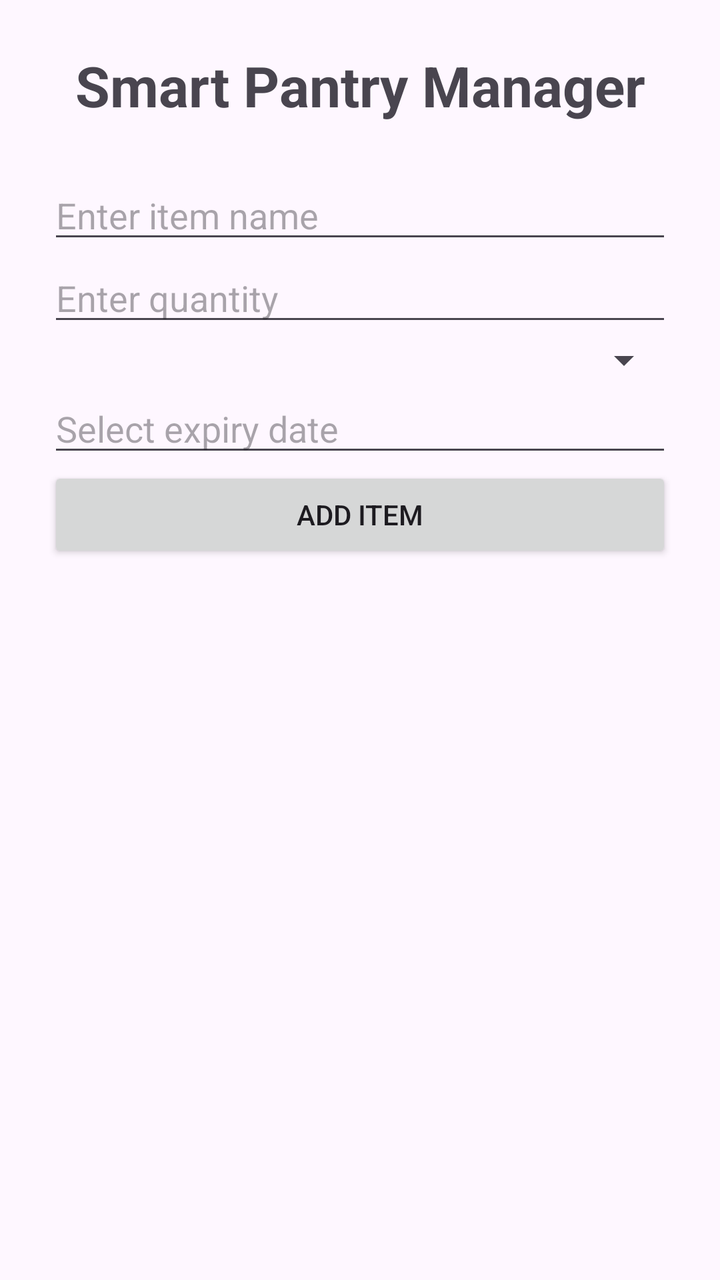
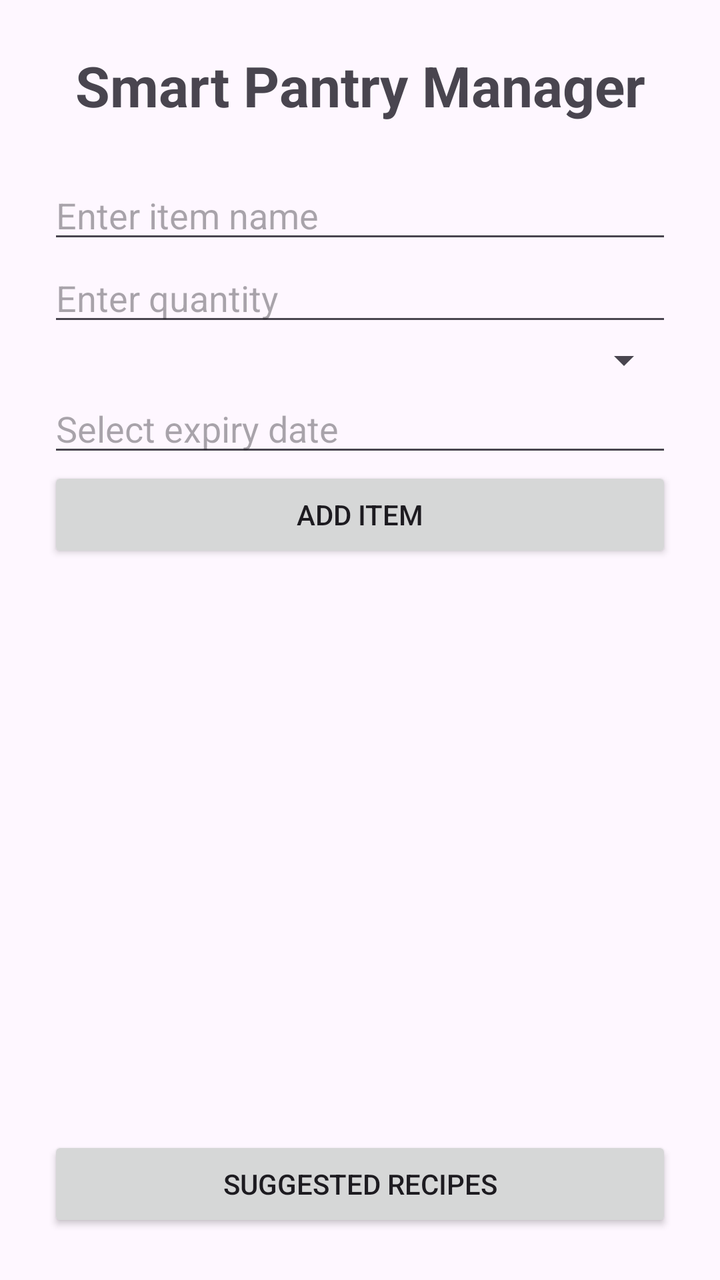

Screens rendered from an Android XML layout before and after an edit, with the pre-edit source and the edit as a unified diff.
<!-- AndroidManifest.xml: application theme Theme.SmartPantryManager -->
<!-- res/layout/activity_main.xml -->
<?xml version="1.0" encoding="utf-8"?>
<LinearLayout xmlns:android="http://schemas.android.com/apk/res/android"
    xmlns:app="http://schemas.android.com/apk/res-auto"
    xmlns:tools="http://schemas.android.com/tools"
    android:id="@+id/main"
    android:padding="24dp"
    android:orientation="vertical"
    android:layout_width="match_parent"
    android:layout_height="match_parent"
    tools:context=".MainActivity">

    <TextView
        android:layout_width="match_parent"
        android:layout_height="wrap_content"
        android:text="Smart Pantry Manager"
        android:textSize="28sp"
        android:textStyle="bold"
        android:gravity="center"
        android:layout_marginBottom="24dp" />

    <EditText
        android:id="@+id/editTextItemName"
        android:layout_width="match_parent"
        android:layout_height="wrap_content"
        android:hint="Enter item name"
        android:inputType="text"
        />

    <EditText
        android:id="@+id/editTextQuantity"
        android:layout_width="match_parent"
        android:layout_height="wrap_content"
        android:hint="Enter quantity"
        android:inputType="number" />

    <Spinner
        android:id="@+id/spinnerCategory"
        android:layout_width="match_parent"
        android:layout_height="wrap_content" />

    <EditText
        android:id="@+id/editTextExpiryDate"
        android:layout_width="match_parent"
        android:layout_height="wrap_content"
        android:hint="Select expiry date"
        android:focusable="false"
        android:clickable="true" />

    <Button
        android:id="@+id/btnAddItem"
        android:layout_width="match_parent"
        android:layout_height="wrap_content"
        android:text="ADD ITEM" />

    <ListView
        android:id="@+id/listViewPantry"
        android:layout_width="match_parent"
        android:layout_height="0dp"
        android:layout_weight="1"
        android:layout_marginTop="16dp" />

</LinearLayout>
<!-- resources referenced by this layout -->
<resources>
  <style name="Theme.SmartPantryManager" parent="Base.Theme.SmartPantryManager" />
  <style name="Base.Theme.SmartPantryManager" parent="Theme.Material3.DayNight.NoActionBar">
          
          
      </style>
</resources>

<!-- the commit's change to res/layout/activity_main.xml (unified diff, before → after) -->
@@ -59,4 +59,11 @@
         android:layout_weight="1"
         android:layout_marginTop="16dp" />
 
+    <Button
+        android:id="@+id/btnSuggestedRecipes"
+        android:layout_width="match_parent"
+        android:layout_height="wrap_content"
+        android:text="Suggested Recipes"
+        android:layout_marginTop="12dp" />
+
 </LinearLayout>
